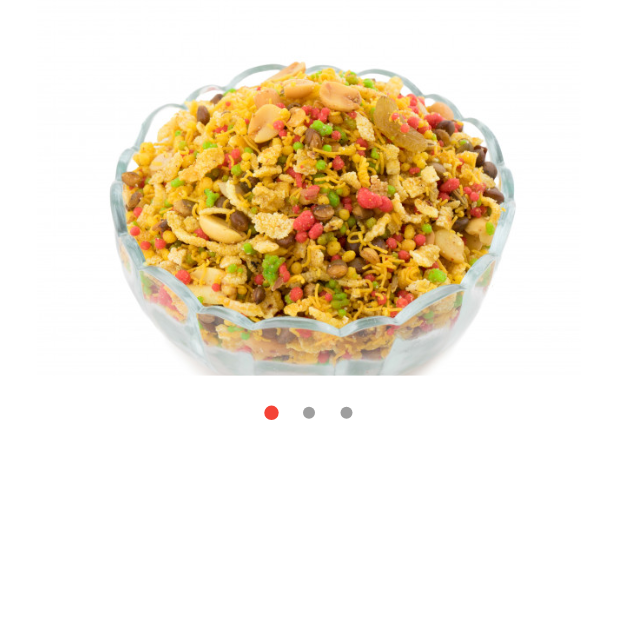
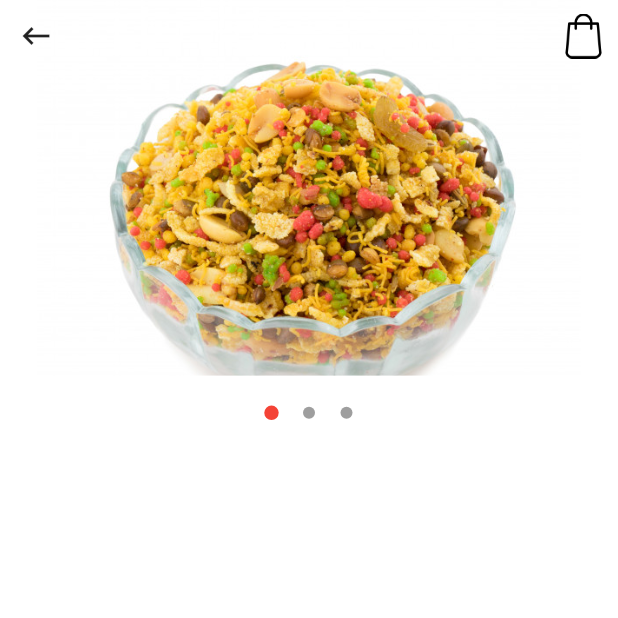
Before and after one commit to PatrickChow0803/Flutter_Food, a Flutter app: the screen it shows after launch, after a tap on "Cereal", on a phone screen of 412 x 824 dp, the top half of it. Run offline on Flutter 3.47's test engine with Material 2 defaults, Android fonts, the phone set to English and light mode, and no system bars.

Commit message:
Added a stack and placed buttons on top of the image

```diff
--- a/lib/src/screens/details.dart
+++ b/lib/src/screens/details.dart
@@ -22,7 +22,9 @@ class _DetailsState extends State<Details> {
           SafeArea(
             child: Container(
               height: 300,
-              child: Carousel(
+              child: Stack(
+                children: [
+                  Carousel(
                     images: [
                       Image.asset('images/${widget.product.image}'),
                       Image.asset('images/${widget.product.image}'),
@@ -32,6 +34,28 @@ class _DetailsState extends State<Details> {
                     dotColor: grey,
                     dotIncreasedColor: red,
                     dotIncreaseSize: 1.2,
+                    autoplay: false,
+                  ),
+                  Row(
+                    mainAxisAlignment: MainAxisAlignment.spaceBetween,
+                    children: [
+                      IconButton(
+                        icon: Icon(Icons.keyboard_backspace),
+                        onPressed: () {
+                          Navigator.of(context).pop();
+                        },
+                      ),
+                      Padding(
+                        padding: EdgeInsets.all(8.0),
+                        child: Image.asset(
+                          'images/shopping-bag.png',
+                          width: 30,
+                          height: 30,
+                        ),
+                      ),
+                    ],
+                  ),
+                ],
               ),
             ),
           )
```
Lines whose indentation alone changed are shown as unchanged.
